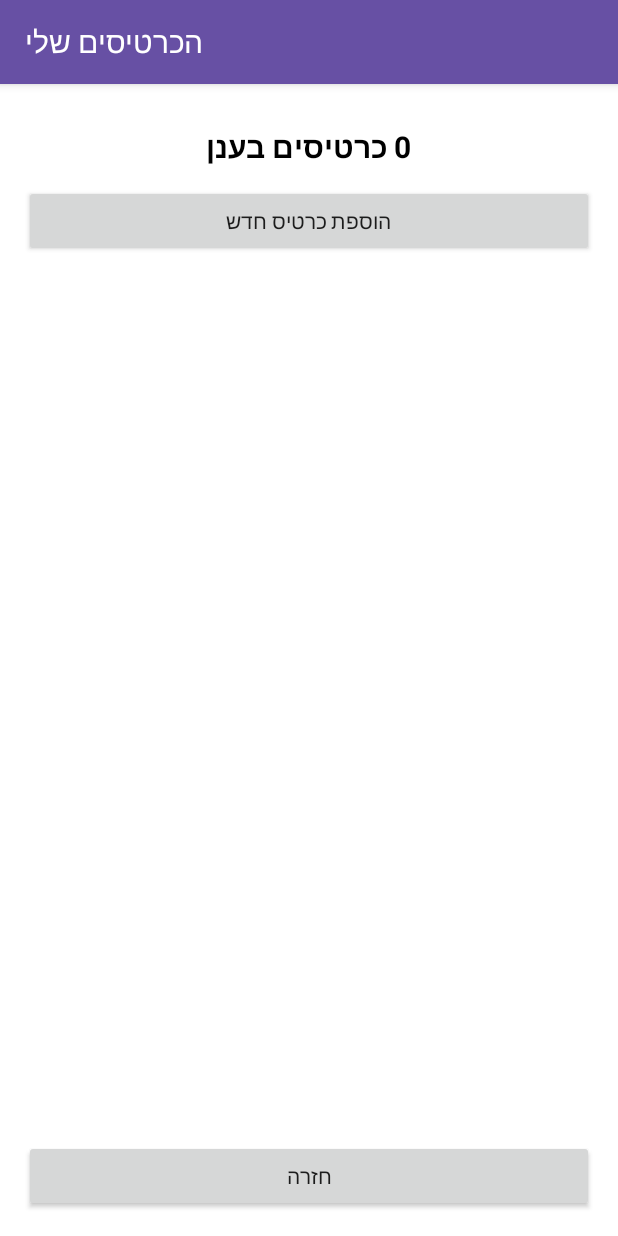
After one commit to tamarulam-sketch/NewHomeWork, an Android app: the CardsListActivity screen opened directly, with no data from a screen before it, on a phone screen of 412 x 824 dp. The commit adds this screen. Run offline under Robolectric (Android 15) with nearby library versions, the phone set to English and light mode, and no system bars; our stand-ins replace Firebase (no records; nobody signed in at launch, a user with empty details on screens opened directly).

Commit message:
changes and fireBase adding Activitys and stuff

```diff
--- a/app/src/main/AndroidManifest.xml
+++ b/app/src/main/AndroidManifest.xml
@@ -29,6 +29,10 @@
             android:name=".AboutActivity"
             android:exported="false"
             android:windowSoftInputMode="adjustResize" />
+        <activity
+            android:name=".CardsListActivity"
+            android:exported="false"
+            android:windowSoftInputMode="adjustResize" />
     </application>
 
 </manifest>
--- /dev/null
+++ b/app/src/main/java/com/example/newhomework/CardsDb.java
@@ -0,0 +1,16 @@
+package com.example.newhomework;
+
+import android.content.Context;
+
+import com.google.firebase.database.DatabaseReference;
+import com.google.firebase.database.FirebaseDatabase;
+
+public class CardsDb {
+
+    // מחזיר את הצומת cards, וכל המסכים משתמשים באותה מתודה
+    public static DatabaseReference cards(Context context) {
+        FirebaseConfig.ensureInitialized(context);
+        return FirebaseDatabase.getInstance(FirebaseConfig.DATABASE_URL)
+                .getReference("cards");
+    }
+}
--- /dev/null
+++ b/app/src/main/java/com/example/newhomework/CardsListActivity.java
@@ -0,0 +1,161 @@
+package com.example.newhomework;
+
+import android.app.AlertDialog;
+import android.content.DialogInterface;
+import android.content.Intent;
+import android.os.Bundle;
+import android.view.View;
+import android.widget.AdapterView;
+import android.widget.ArrayAdapter;
+import android.widget.Button;
+import android.widget.ListView;
+import android.widget.TextView;
+import android.widget.Toast;
+
+import androidx.annotation.NonNull;
+import androidx.appcompat.app.AppCompatActivity;
+
+import com.google.firebase.database.DataSnapshot;
+import com.google.firebase.database.DatabaseError;
+import com.google.firebase.database.DatabaseReference;
+import com.google.firebase.database.ValueEventListener;
+
+import java.util.ArrayList;
+
+public class CardsListActivity extends AppCompatActivity {
+
+    private ListView lvCards;
+    private TextView tvCount;
+
+    private final ArrayList<Card> cards = new ArrayList<>();
+    private ArrayAdapter<Card> adapter;
+
+    private DatabaseReference ref;
+    private ValueEventListener listener;
+
+    @Override
+    protected void onCreate(Bundle savedInstanceState) {
+        super.onCreate(savedInstanceState);
+        setContentView(R.layout.activity_cards_list);
+        setTitle("הכרטיסים שלי");
+
+        lvCards = findViewById(R.id.lvCards);
+        tvCount = findViewById(R.id.tvCount);
+
+        Button btnBack = findViewById(R.id.btnBack);
+
+        btnBack.setOnClickListener(v -> {
+            finish();
+        });
+
+        Button btnAdd = findViewById(R.id.btnAdd);
+        btnAdd.setOnClickListener(new View.OnClickListener() {
+            @Override
+            public void onClick(View v) {
+                finish();
+            }
+        });
+
+        adapter = new ArrayAdapter<>(this,
+                android.R.layout.simple_list_item_1, cards);
+        lvCards.setAdapter(adapter);
+
+        if (!FirebaseConfig.isConfigured()) {
+            tvCount.setText("חסרים ערכים ב-FirebaseConfig.java");
+            return;
+        }
+
+        ref = CardsDb.cards(this);
+
+        // מאזין שמקבל את כל הכרטיסים בכל שינוי בענן
+        listener = new ValueEventListener() {
+            @Override
+            public void onDataChange(@NonNull DataSnapshot snapshot) {
+                cards.clear();
+
+                for (DataSnapshot child : snapshot.getChildren()) {
+                    Card card = child.getValue(Card.class);
+                    if (card != null) {
+                        card.setKey(child.getKey());
+                        cards.add(card);
+                    }
+                }
+
+                adapter.notifyDataSetChanged();
+                tvCount.setText(cards.size() + " כרטיסים בענן");
+            }
+
+            @Override
+            public void onCancelled(@NonNull DatabaseError error) {
+                Toast.makeText(CardsListActivity.this,
+                        "הקריאה נכשלה: " + error.getMessage(),
+                        Toast.LENGTH_LONG).show();
+            }
+        };
+
+        ref.addValueEventListener(listener);
+
+        // לחיצה רגילה פותחת את הכרטיס שנבחר
+        lvCards.setOnItemClickListener(new AdapterView.OnItemClickListener() {
+            @Override
+            public void onItemClick(AdapterView<?> parent, View view,
+                                    int position, long id) {
+                Card card = cards.get(position);
+                Intent intent = new Intent(CardsListActivity.this,
+                        CardActivity.class);
+                intent.putExtra(MainActivity.KEY_CARD, card.getKey());
+                intent.putExtra(MainActivity.KEY_NAME, card.getName());
+                intent.putExtra(MainActivity.KEY_JOB, card.getJob());
+                intent.putExtra(MainActivity.KEY_PHONE, card.getPhone());
+                intent.putExtra(MainActivity.KEY_SITE, card.getSite());
+                startActivity(intent);
+            }
+        });
+
+        // לחיצה ארוכה מבקשת אישור למחיקה
+        lvCards.setOnItemLongClickListener(new AdapterView.OnItemLongClickListener() {
+            @Override
+            public boolean onItemLongClick(AdapterView<?> parent, View view,
+                                           int position, long id) {
+                askDelete(cards.get(position));
+                return true;
+            }
+        });
+    }
+
+    // דיאלוג אישור לפני מחיקת הכרטיס מהענן
+    private void askDelete(final Card c) {
+        new AlertDialog.Builder(this)
+                .setTitle("מחיקת כרטיס")
+                .setMessage("למחוק את הכרטיס של " + c.getName() + "?")
+                .setPositiveButton("מחק", new DialogInterface.OnClickListener() {
+                    @Override
+                    public void onClick(DialogInterface dialog, int which) {
+                        if (c.getKey() == null) {
+                            Toast.makeText(CardsListActivity.this,
+                                    "לא נמצא מפתח לכרטיס", Toast.LENGTH_LONG).show();
+                            return;
+                        }
+
+                        ref.child(c.getKey()).removeValue()
+                                .addOnSuccessListener(unused ->
+                                        Toast.makeText(CardsListActivity.this,
+                                                "נמחק", Toast.LENGTH_SHORT).show())
+                                .addOnFailureListener(e ->
+                                        Toast.makeText(CardsListActivity.this,
+                                                "המחיקה נכשלה: " + e.getMessage(),
+                                                Toast.LENGTH_LONG).show());
+                    }
+                })
+                .setNegativeButton("ביטול", null)
+                .show();
+    }
+
+    @Override
+    protected void onDestroy() {
+        super.onDestroy();
+        if (ref != null && listener != null) {
+            ref.removeEventListener(listener);
+        }
+    }
+}
--- /dev/null
+++ b/app/src/main/res/layout/activity_cards_list.xml
@@ -0,0 +1,41 @@
+<?xml version="1.0" encoding="utf-8"?>
+<LinearLayout xmlns:android="http://schemas.android.com/apk/res/android"
+    android:id="@+id/main"
+    android:layout_width="match_parent"
+    android:layout_height="match_parent"
+    android:orientation="vertical"
+    android:padding="16dp"
+    android:background="#FFFFFF">
+
+    <TextView
+        android:id="@+id/tvCount"
+        android:layout_width="match_parent"
+        android:layout_height="wrap_content"
+        android:text="הכרטיסים שלי"
+        android:textSize="20sp"
+        android:textStyle="bold"
+        android:textColor="#000000"
+        android:gravity="center"
+        android:padding="12dp" />
+
+    <Button
+        android:id="@+id/btnAdd"
+        android:layout_width="match_parent"
+        android:layout_height="wrap_content"
+        android:text="הוספת כרטיס חדש" />
+
+    <ListView
+        android:id="@+id/lvCards"
+        android:layout_width="match_parent"
+        android:layout_height="0dp"
+        android:layout_weight="1"
+        android:divider="#CCCCCC"
+        android:dividerHeight="1dp" />
+
+    <Button
+        android:id="@+id/btnBack"
+        android:layout_width="match_parent"
+        android:layout_height="wrap_content"
+        android:text="חזרה"
+        android:layout_marginTop="12dp" />
+</LinearLayout>
--- a/app/src/main/res/menu/card_menu.xml
+++ b/app/src/main/res/menu/card_menu.xml
@@ -1,6 +1,11 @@
 <?xml version="1.0" encoding="utf-8"?>
 <menu xmlns:android="http://schemas.android.com/apk/res/android"
     xmlns:app="http://schemas.android.com/apk/res-auto">
+
+    <item
+        android:id="@+id/action_edit"
+        android:title="עריכה"
+        app:showAsAction="never" />
 
     <item
         android:id="@+id/action_share"
--- a/app/src/main/res/menu/main_menu.xml
+++ b/app/src/main/res/menu/main_menu.xml
@@ -14,6 +14,11 @@
         app:showAsAction="ifRoom" />
 
     <item
+        android:id="@+id/action_list"
+        android:title="רשימת כרטיסים"
+        app:showAsAction="never" />
+
+    <item
         android:id="@+id/action_about"
         android:title="אודות"
         app:showAsAction="never" />
--- a/app/src/main/res/values/strings.xml
+++ b/app/src/main/res/values/strings.xml
@@ -1,7 +1,7 @@
 <resources>
     <string name="app_name">NewHomeWork</string>
 
-<!--    מגדירים את המחרוזות-->
+    <!--    מגדירים את המחרוזות-->
     <string name="action_logIn">Login</string>
     <string name="action_logout">Logout</string>
     <string name="action_logInfo">LogInfo</string>
```
Also changed, not shown: app/src/main/java/com/example/newhomework/Card.java (added, +74 -0 lines), app/src/main/java/com/example/newhomework/CardActivity.java (+24 -10 lines), app/src/main/java/com/example/newhomework/MainActivity.java (+127 -45 lines).
